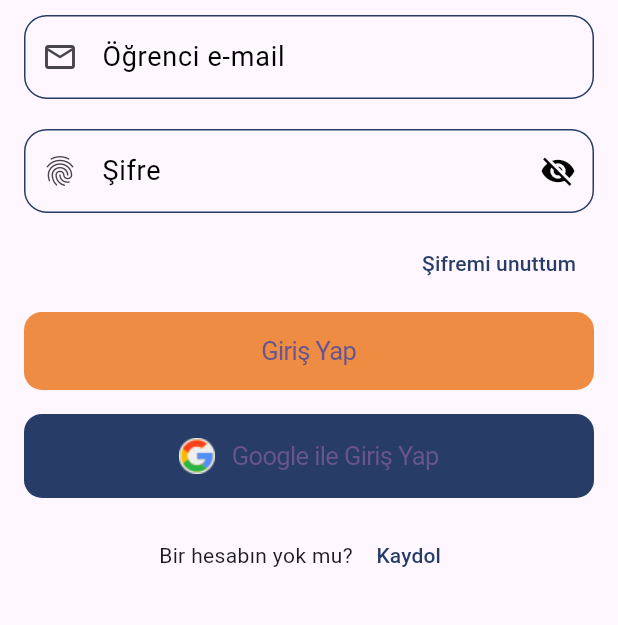
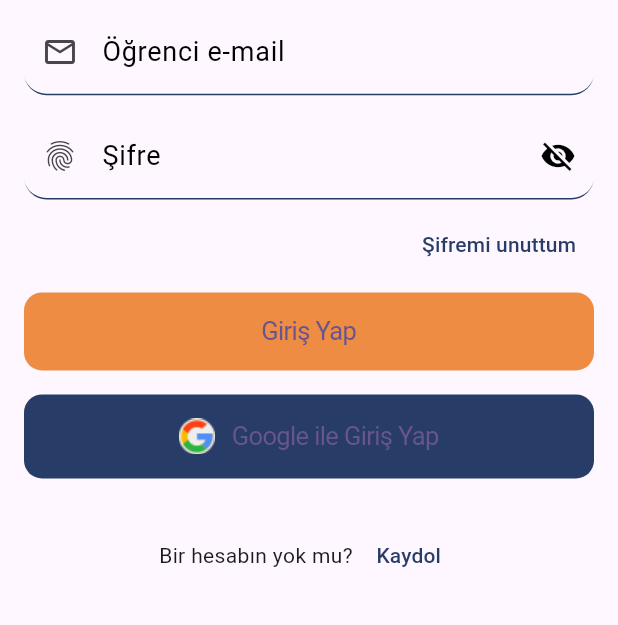
Before and after one commit to Sadece-Iyilik-Saglik/sadece_iylik_saglik, a Flutter app: the screen it shows after launch, after a tap on "Sonraki", after a tap on "Atla", on a phone screen of 412 x 824 dp, the part 611-1236 px from its top. Run offline on Flutter 3.47's test engine with Material 3 defaults, Android fonts, the phone set to English and light mode, and no system bars; our stand-ins replace animate_do, flutter_otp_text_field, photo_view, smooth_page_indicator; network calls fail.

```diff
--- a/lib/view/auth/widgets/text_field_common.dart
+++ b/lib/view/auth/widgets/text_field_common.dart
@@ -18,12 +18,12 @@ class TextFieldCommon extends StatelessWidget {
   @override
   Widget build(BuildContext context) {
     return Padding(
-      padding: const EdgeInsets.symmetric(horizontal: 16, vertical: 10),
+      padding: const EdgeInsets.symmetric(horizontal: 16, vertical: 6),
       child: TextField(
         controller: controller,
         decoration: InputDecoration(
           prefixIcon: Icon(iconData),
-          enabledBorder: const OutlineInputBorder(
+          enabledBorder: const UnderlineInputBorder(
             borderSide: BorderSide(
               color: Color(0xFF273C66),
               style: BorderStyle.solid,
@@ -32,7 +32,7 @@ class TextFieldCommon extends StatelessWidget {
               Radius.circular(15),
             ),
           ),
-          focusedBorder: const OutlineInputBorder(
+          focusedBorder: const UnderlineInputBorder(
             borderSide: BorderSide(
               color: Color(0xFFED8C42),
               style: BorderStyle.solid,
```
Also changed, not shown: lib/view/auth/signup_screen.dart (+39 -21 lines).
